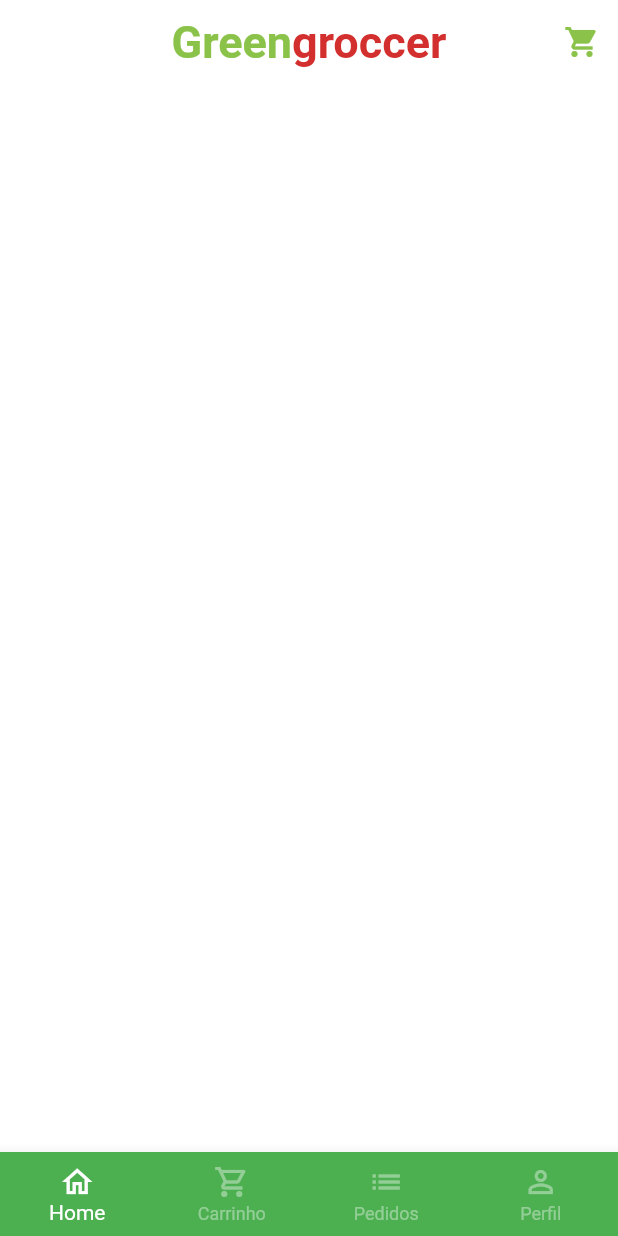
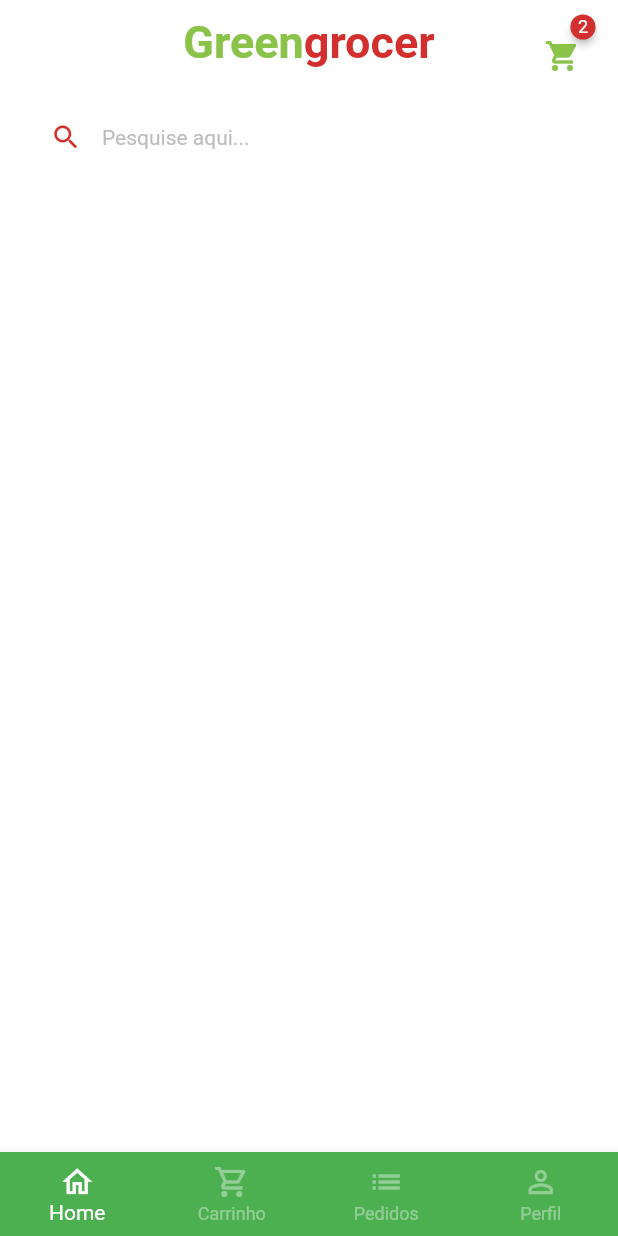
Before and after one commit to MarceloSantosCorrea/greengrocer, a Flutter app: the screen it shows after launch, after a tap on "Entrar", on a phone screen of 412 x 824 dp. Run offline on Flutter 3.47's test engine with Material 2 defaults, Android fonts, the phone set to English and light mode, and no system bars; drawn by our look-alikes of badges; our stand-ins replace animated_text_kit, mask_text_input_formatter.

Commit message:
badge e campo de pesquisa

```diff
--- a/lib/src/auth/sign_in_screen.dart
+++ b/lib/src/auth/sign_in_screen.dart
@@ -37,7 +37,7 @@ class SignInScreen extends StatelessWidget {
                               ),
                             ),
                             TextSpan(
-                              text: 'groccer',
+                              text: 'grocer',
                               style: TextStyle(
                                 color: CustomColors.customContrastColor,
                                 fontWeight: FontWeight.bold,
--- a/lib/src/home/home_tab.dart
+++ b/lib/src/home/home_tab.dart
@@ -1,5 +1,6 @@
 import 'package:flutter/material.dart';
 import 'package:greengrocer/src/config/custom_colors.dart';
+import 'package:badges/badges.dart' as badges;
 
 class HomeTab extends StatelessWidget {
   const HomeTab({Key? key}) : super(key: key);
@@ -25,7 +26,7 @@ class HomeTab extends StatelessWidget {
                 ),
               ),
               TextSpan(
-                text: 'groccer',
+                text: 'grocer',
                 style: TextStyle(
                   color: CustomColors.customContrastColor,
                   fontWeight: FontWeight.bold,
@@ -35,16 +36,76 @@ class HomeTab extends StatelessWidget {
           ),
         ),
         actions: [
-          IconButton(
-            onPressed: () {},
-            icon: Icon(
-              Icons.shopping_cart,
-              color: CustomColors.customSwatchColor,
+          Padding(
+            padding: const EdgeInsets.only(
+              top: 18.0,
+              right: 25.0,
+            ),
+            child: GestureDetector(
+              onTap: () {},
+              child: badges.Badge(
+                showBadge: true,
+                position: badges.BadgePosition.topEnd(top: -12, end: -10),
+                badgeAnimation: const badges.BadgeAnimation.rotation(
+                  animationDuration: Duration(seconds: 1),
+                  colorChangeAnimationDuration: Duration(seconds: 1),
+                  loopAnimation: false,
+                  curve: Curves.fastOutSlowIn,
+                  colorChangeAnimationCurve: Curves.easeInCubic,
+                ),
+                badgeContent: const Text(
+                  '2',
+                  style: TextStyle(
+                    color: Colors.white,
+                    fontSize: 12.0,
+                  ),
+                ),
+                badgeStyle: badges.BadgeStyle(
+                  badgeColor: CustomColors.customContrastColor,
+                ),
+                child: Icon(
+                  Icons.shopping_cart,
+                  color: CustomColors.customSwatchColor,
+                ),
+              ),
             ),
           ),
         ],
       ),
-      body: Container(),
+      body: Column(
+        children: [
+          Padding(
+            padding: const EdgeInsets.symmetric(
+              horizontal: 20.0,
+              vertical: 10.0,
+            ),
+            child: TextFormField(
+              decoration: InputDecoration(
+                filled: true,
+                fillColor: Colors.white,
+                isDense: true,
+                hintText: 'Pesquise aqui...',
+                hintStyle: TextStyle(
+                  color: Colors.grey.shade400,
+                  fontSize: 14.0,
+                ),
+                prefixIcon: Icon(
+                  Icons.search,
+                  color: CustomColors.customContrastColor,
+                  size: 21.0,
+                ),
+                border: OutlineInputBorder(
+                  borderRadius: BorderRadius.circular(60.0),
+                  borderSide: const BorderSide(
+                    width: 0,
+                    style: BorderStyle.none,
+                  ),
+                ),
+              ),
+            ),
+          ),
+        ],
+      ),
     );
   }
 }
--- a/pubspec.yaml
+++ b/pubspec.yaml
@@ -10,6 +10,7 @@ dependencies:
   cupertino_icons: ^1.0.2
   animated_text_kit: ^4.2.2
   mask_text_input_formatter: ^2.4.0
+  badges: ^3.0.2
 dev_dependencies:
   flutter_test:
     sdk: flutter
```
Also changed, not shown: pubspec.lock.
